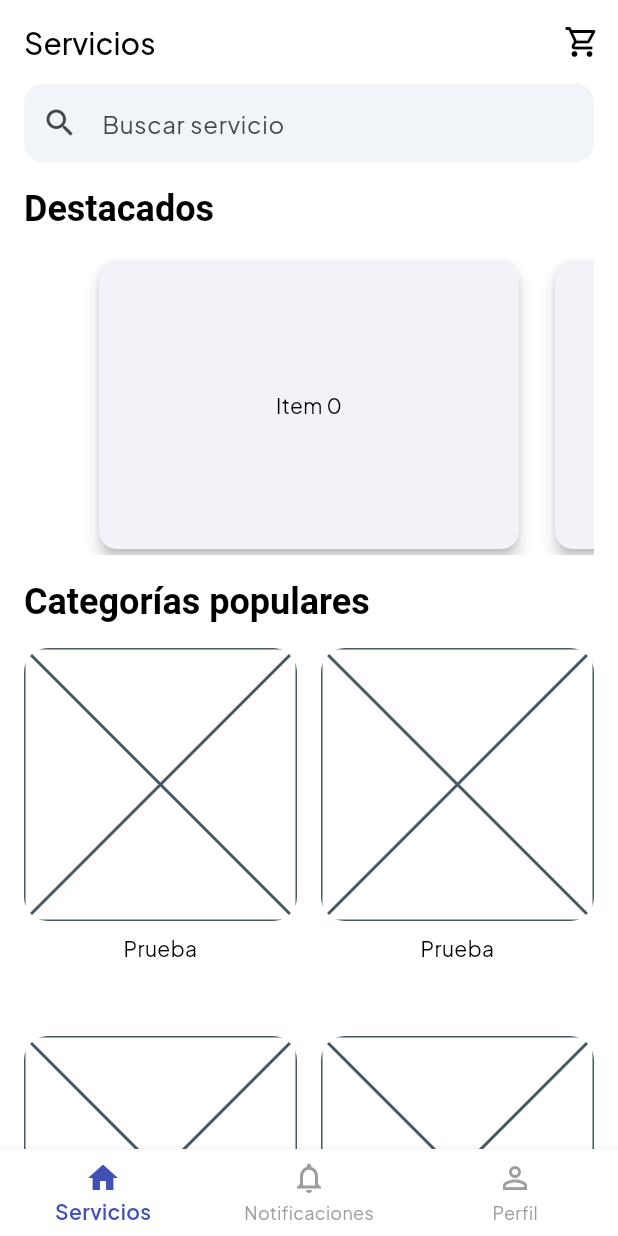
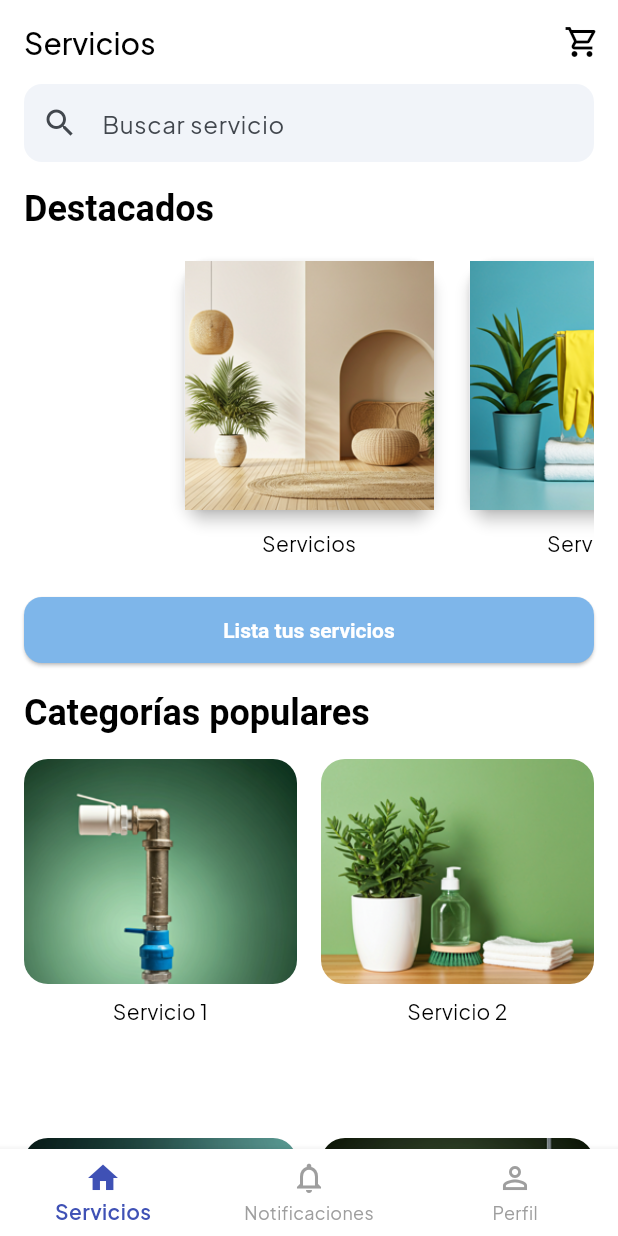
Before and after one commit to juan-campuzano/serviclick, a Flutter app: the ServicePage screen opened by its route, on a phone screen of 412 x 824 dp. Run offline on Flutter 3.47's test engine with Material 3 defaults, Android fonts, the phone set to English and light mode, and no system bars; our stand-ins replace go_router, google_fonts.

Commit message:
feat: se agregan nuevas pantallas

```diff
--- a/lib/core/theme/app_theme.dart
+++ b/lib/core/theme/app_theme.dart
@@ -45,7 +45,7 @@ class AppTheme {
         ),
         padding: const EdgeInsets.symmetric(horizontal: 16, vertical: 14),
         textStyle: const TextStyle(fontWeight: FontWeight.w600),
-        foregroundColor: Colors.black54,
+        foregroundColor: Colors.white,
       ),
     ),
     bottomNavigationBarTheme: const BottomNavigationBarThemeData(
--- a/lib/features/service/presentation/service_page.dart
+++ b/lib/features/service/presentation/service_page.dart
@@ -9,6 +9,14 @@ class ServicePage extends StatelessWidget {
 
   @override
   Widget build(BuildContext context) {
+    final List<String> services = [
+      'Servicio 1',
+      'Servicio 2',
+      'Servicio 3',
+      'Servicio 4',
+      'Servicio 5',
+      'Servicio 6',
+    ];
     return Scaffold(
       appBar: AppBar(
         title: const Text(
@@ -37,21 +45,48 @@ class ServicePage extends StatelessWidget {
                 style: Theme.of(context).textTheme.titleLarge,
               ),
               SizedBox(
-                height: 200,
+                height: 210,
                 child: PageView.builder(
-                  itemCount: 5,
+                  itemCount: 3,
                   controller: PageController(
-                    viewportFraction: 0.8,
+                    viewportFraction: 0.5,
                   ),
                   itemBuilder: (context, index) {
                     return Padding(
                       padding: const EdgeInsets.symmetric(horizontal: 8),
-                      child: Card(
-                        elevation: 4,
-                        child: Center(child: Text('Item $index')),
-                      ),
+                      child: Column(
+                        mainAxisSize: MainAxisSize.min,
+                        children: [
+                          SizedBox(
+                            width: 200,
+                            child: Card(
+                              shape: RoundedRectangleBorder(
+                                borderRadius: BorderRadius.circular(16),
+                              ),
+                              elevation: 4,
+                              child: Image.asset(
+                                'assets/images/${index + 1}.png',
+                                fit: BoxFit.cover,
+                              ),
+                            ),
+                          ),
+                          Text(
+                            'Servicios',
+                            style: Theme.of(context).textTheme.bodyMedium,
+                          )
+                        ],
+                      ).addSpacing(8),
                     );
                   },
+                ),
+              ),
+              SizedBox(
+                width: double.infinity,
+                child: ElevatedButton(
+                  onPressed: () {
+                    context.push('/services/register');
+                  },
+                  child: const Text('Lista tus servicios'),
                 ),
               ),
               Text(
@@ -65,7 +100,7 @@ class ServicePage extends StatelessWidget {
                 itemCount: 6,
                 gridDelegate: const SliverGridDelegateWithFixedCrossAxisCount(
                   crossAxisCount: 2,
-                  mainAxisSpacing: 16,
+                  mainAxisSpacing: 10,
                   crossAxisSpacing: 16,
                   childAspectRatio: 3 / 4,
                 ),
@@ -78,14 +113,16 @@ class ServicePage extends StatelessWidget {
                       children: [
                         ClipRRect(
                           borderRadius: BorderRadius.circular(16),
-                          child: const AspectRatio(
-                            aspectRatio: 1,
-                            child: Placeholder(),
+                          child: Image.asset(
+                            'assets/images/categories/${index + 1}.png',
+                            fit: BoxFit.cover,
+                            height: 150,
+                            width: double.infinity,
                           ),
                         ),
                         const SizedBox(height: 8),
                         Text(
-                          'Prueba',
+                          services[index],
                           style: Theme.of(context).textTheme.bodyMedium,
                           textAlign: TextAlign.center,
                         ),
--- a/pubspec.yaml
+++ b/pubspec.yaml
@@ -60,6 +60,10 @@ flutter:
   # the material Icons class.
   uses-material-design: true
 
+  assets:
+    - assets/images/
+    - assets/images/categories/
+
   # To add assets to your application, add an assets section, like this:
   # assets:
   #   - images/a_dot_burr.jpeg
```
Also changed, not shown: lib/features/profile/presentation/profile_page.dart (+14 -15 lines), lib/features/service/presentation/scheduler_page.dart (added, +98 -0 lines), lib/features/service/presentation/service_details_page.dart (+23 -18 lines), lib/features/service/presentation/service_registration_page.dart (added, +144 -0 lines), lib/features/service/service_route.dart (+11 -1 lines), assets/images/1.png (added), assets/images/2.png (added), assets/images/3.png (added), assets/images/categories/1.png (added), assets/images/categories/2.png (added), assets/images/categories/3.png (added), assets/images/categories/4.png (added), assets/images/categories/5.png (added), assets/images/categories/6.png (added).
